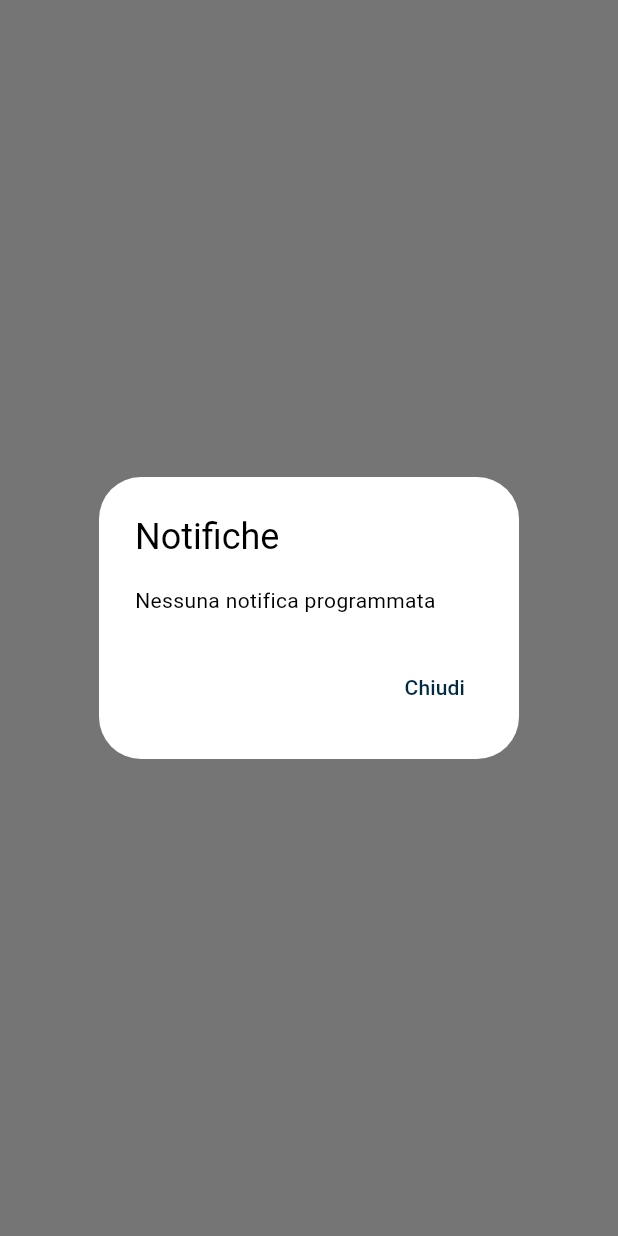
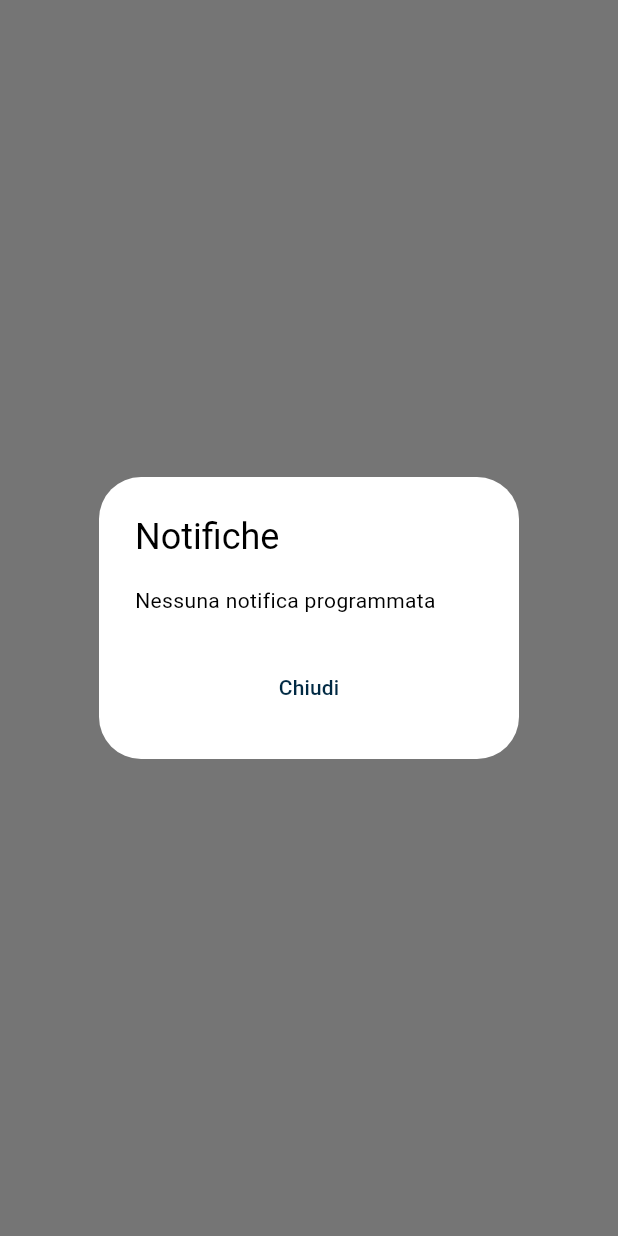
Before and after one commit to c2r0b/spazzamento-toscana, a Flutter app: what showPendingNotifications() shows on an empty page, opened directly, on a phone screen of 412 x 824 dp. Run offline on Flutter 3.47's test engine with Material 3 defaults, Android fonts, the phone set to English and light mode, and no system bars; our stand-ins replace awesome_notifications, flutter_dotenv, flutter_map, flutter_typeahead, geocoding, geolocator and 2 more; missing offline and left inert: string_similarity; accounts and stored records are empty.

Commit message:
centered notification dialog close button

```diff
--- a/lib/dialogs/notification_dialog.dart
+++ b/lib/dialogs/notification_dialog.dart
@@ -35,9 +35,16 @@ Future<void> showPendingNotifications(BuildContext context) async {
           },
         ),
         actions: <Widget>[
-          TextButton(
-            child: const Text('Chiudi'),
-            onPressed: () => Navigator.of(context).pop(),
+          Expanded(
+            child: Row(
+              mainAxisAlignment: MainAxisAlignment.center,
+              children: <Widget>[
+                TextButton(
+                  child: const Text('Chiudi'),
+                  onPressed: () => Navigator.of(context).pop(),
+                ),
+              ],
+            ),
           ),
         ],
       );
```
